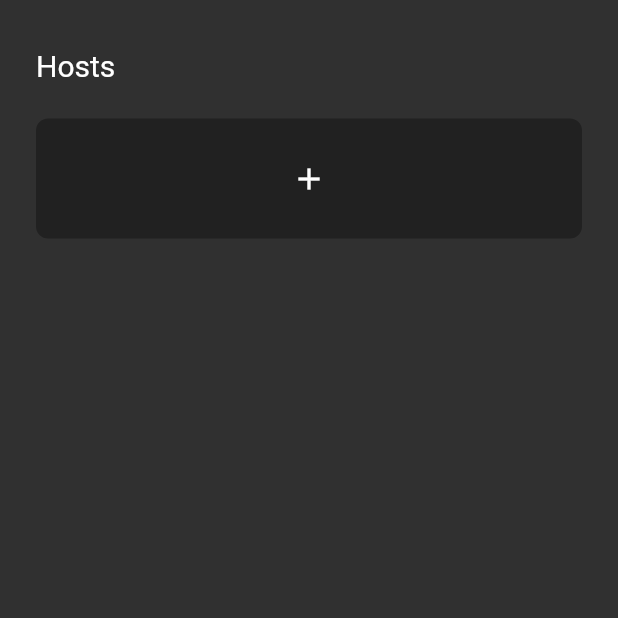
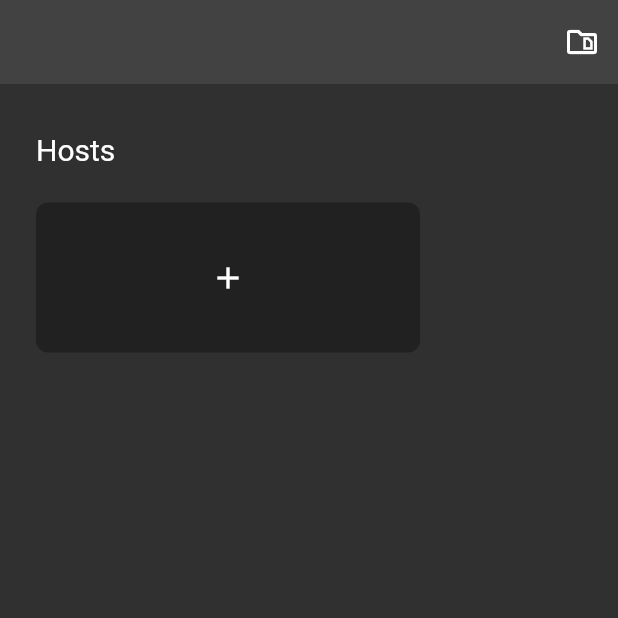
Before and after one commit to aglis-lab/stork-terminal, a Flutter app: the HomePage screen opened directly, on a phone screen of 412 x 824 dp, the top half of it. Run offline on Flutter 3.47's test engine with Material 2 defaults, Android fonts, the phone set to English and light mode, and no system bars; our stand-ins replace flutter_dotenv, responsive_grid; missing offline and left inert: dartssh2, stacker2, xterm.

Commit message:
Add Library Stacker2 and create navigation

```diff
--- a/lib/pages/home/home.dart
+++ b/lib/pages/home/home.dart
@@ -1,5 +1,6 @@
 import 'package:flutter/material.dart';
 import 'package:responsive_grid/responsive_grid.dart';
+import 'package:stork_terminal/components/snippet_item.dart';
 import 'package:stork_terminal/pages/home/host_item.dart';
 import 'package:stork_terminal/pages/ssh/ssh.dart';
 
@@ -10,8 +11,11 @@ class HomePage extends StatefulWidget {
   State<HomePage> createState() => _HomePageState();
 }
 
-class _HomePageState extends State<HomePage> {
+class _HomePageState extends State<HomePage> with TickerProviderStateMixin {
   final _hosts = [];
+  final _scaffoldKey = GlobalKey<ScaffoldState>();
+
+  var _drawerOpen = false;
 
   @override
   Widget build(BuildContext context) {
@@ -50,7 +54,7 @@ class _HomePageState extends State<HomePage> {
         sm: 6,
         md: 3,
         child: Container(
-          height: 80,
+          height: hostItemHeight,
           margin: const EdgeInsets.all(8.0),
           child: Material(
             color: bgColor,
@@ -81,7 +85,23 @@ class _HomePageState extends State<HomePage> {
     );
 
     return Scaffold(
-      body: Padding(
+      key: _scaffoldKey,
+      appBar: AppBar(
+        actions: [
+          IconButton(
+            onPressed: () {
+              _drawerOpen = !_drawerOpen;
+
+              setState(() {});
+            },
+            icon: Icon(Icons.snippet_folder_outlined),
+          ),
+        ],
+      ),
+      body: Row(
+        children: [
+          Expanded(
+            child: Padding(
               padding: const EdgeInsets.all(16.0),
               child: Column(
                 children: [
@@ -107,6 +127,32 @@ class _HomePageState extends State<HomePage> {
                 ],
               ),
             ),
+          ),
+          AnimatedOpacity(
+            opacity: _drawerOpen ? 1 : 0,
+            duration: Duration(milliseconds: _drawerOpen ? 420 : 160),
+            child: AnimatedContainer(
+              duration: Duration(milliseconds: 320),
+              width: _drawerOpen ? 420 : 100,
+              margin: const EdgeInsets.only(
+                right: 8,
+                top: 8,
+                bottom: 8,
+              ),
+              decoration: BoxDecoration(
+                borderRadius: BorderRadius.circular(8),
+                color: bgColor,
+              ),
+              child: ListView.builder(
+                itemCount: 20,
+                itemBuilder: (context, i) {
+                  return SnippetItem();
+                },
+              ),
+            ),
+          ),
+        ],
+      ),
     );
   }
 }
--- a/lib/pages/home/host_item.dart
+++ b/lib/pages/home/host_item.dart
@@ -1,4 +1,6 @@
 import 'package:flutter/material.dart';
+
+const hostItemHeight = 100.0;
 
 class HostItemWidget extends StatelessWidget {
   const HostItemWidget({
@@ -16,7 +18,7 @@ class HostItemWidget extends StatelessWidget {
     final bgColor = theme.primaryColor;
 
     return SizedBox(
-      height: 80,
+      height: hostItemHeight,
       child: Material(
         color: bgColor,
         borderRadius: BorderRadius.circular(8),
--- a/lib/wrapper/wrapper.dart
+++ b/lib/wrapper/wrapper.dart
@@ -75,7 +75,7 @@ class _WrapperScreenState extends State<WrapperScreen> {
                     },
                     addTab: () {
                       // TODO: Change with something else
-                      final title = "Testing ${_tabs.length}";
+                      final title = "Dashboard";
                       final key = GlobalKey<NavigatorState>();
 
                       _tabs.add(TabItem(
--- a/pubspec.yaml
+++ b/pubspec.yaml
@@ -43,10 +43,10 @@ dependencies:
   flutter_dotenv: ^5.0.2
 
   # Widgets
+  flutter_svg: ^1.1.1+1
   side_navigation: ^1.0.2
   responsive_grid: ^2.1.0
-  stacker2:
-    path: ../stacker2
+  stacker2: ^0.0.1+2
 
 dev_dependencies:
   flutter_test:
```
Also changed, not shown: lib/components/snippet_item.dart (added, +61 -0 lines), lib/pages/ssh/ssh.dart (+8 -0 lines), assets/svg/ubuntu.svg (added), pubspec.lock. Lines whose indentation alone changed are shown as unchanged.
